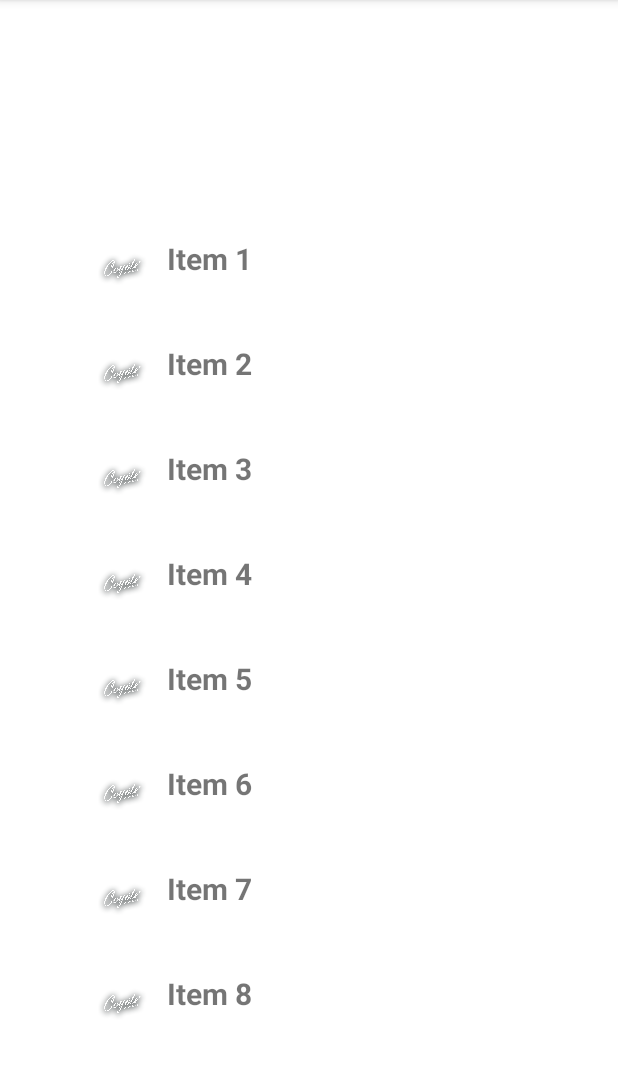
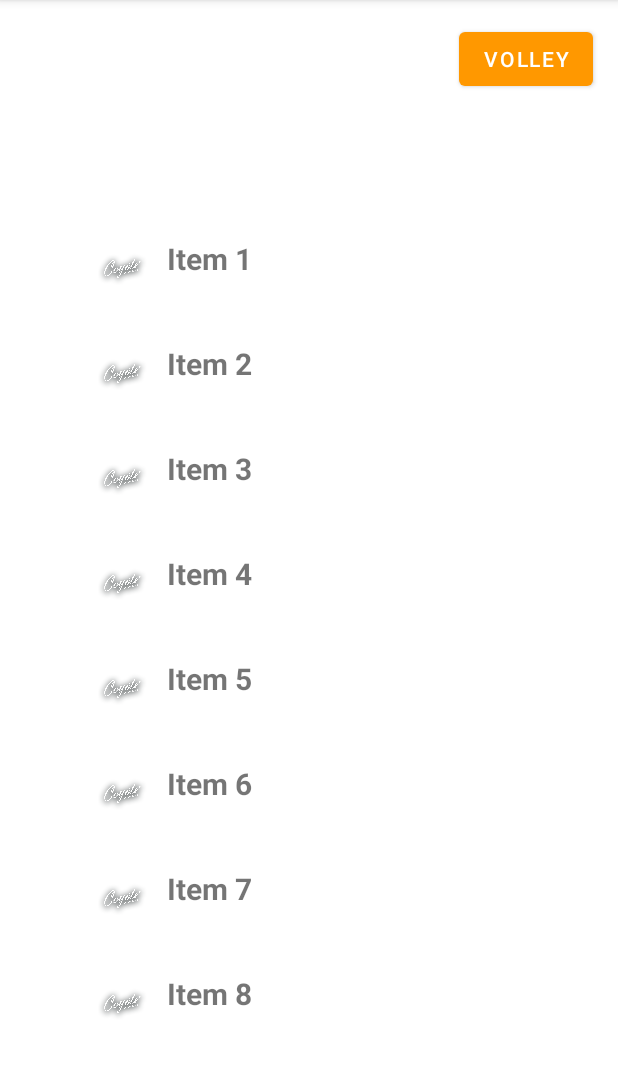
Before and after one commit to Asphar/AndroidERestaurant, an Android app: the MenuActivity screen opened directly, with no data from a screen before it, on a phone screen of 412 x 824 dp, the part 84-1161 px from its top. Run offline under Robolectric (Android 15) with nearby library versions, the phone set to English and light mode, and no system bars; our stand-ins replace Volley; 1 statement that could not run was skipped.

Commit message:
Web services using volley

```diff
--- a/app/src/main/AndroidManifest.xml
+++ b/app/src/main/AndroidManifest.xml
@@ -1,8 +1,9 @@
 <?xml version="1.0" encoding="utf-8"?>
 <manifest xmlns:android="http://schemas.android.com/apk/res/android"
     package="fr.isen.david.androiderestaurant">
-
+    <uses-permission android:name="android.permission.INTERNET"/>
     <application
+        android:usesCleartextTraffic="true"
         android:allowBackup="true"
         android:icon="@mipmap/ic_launcher"
         android:label="@string/app_name"
@@ -22,6 +23,7 @@
             android:name=".MenuActivity"
             android:exported="false">
         </activity>
+
     </application>
 
 </manifest>
--- a/app/src/main/res/layout/activity_menu.xml
+++ b/app/src/main/res/layout/activity_menu.xml
@@ -11,7 +11,7 @@
         android:layout_width="wrap_content"
         android:layout_height="wrap_content"
         android:text="Here is my text"
-        android:textSize="24sp"
+        android:textSize="10sp"
         app:layout_constraintBottom_toBottomOf="parent"
         app:layout_constraintEnd_toEndOf="parent"
         app:layout_constraintHorizontal_bias="0.183"
@@ -36,4 +36,16 @@
         tools:itemCount="5"
         tools:listitem="@layout/card_view_design" />
 
+    <Button
+        android:id="@+id/button4"
+        android:layout_width="wrap_content"
+        android:layout_height="wrap_content"
+        android:text="Volley"
+        app:layout_constraintBottom_toBottomOf="parent"
+        app:layout_constraintEnd_toEndOf="parent"
+        app:layout_constraintHorizontal_bias="0.949"
+        app:layout_constraintStart_toStartOf="parent"
+        app:layout_constraintTop_toTopOf="parent"
+        app:layout_constraintVertical_bias="0.021" />
+
 </androidx.constraintlayout.widget.ConstraintLayout>
--- a/build.gradle
+++ b/build.gradle
@@ -5,7 +5,7 @@ buildscript {
         mavenCentral()
     }
     dependencies {
-        classpath "com.android.tools.build:gradle:7.0.4"
+        classpath 'com.android.tools.build:gradle:7.1.0'
         classpath 'org.jetbrains.kotlin:kotlin-gradle-plugin:1.6.10'
 
         // NOTE: Do not place your application dependencies here; they belong
```
Also changed, not shown: app/build.gradle (+7 -0 lines), app/src/main/java/fr/isen/david/androiderestaurant/HomeActivity.kt (+14 -8 lines), app/src/main/java/fr/isen/david/androiderestaurant/MenuActivity.kt (+58 -0 lines), app/src/main/java/fr/isen/david/androiderestaurant/URLs.kt (added, +7 -0 lines), app/src/main/java/fr/isen/david/androiderestaurant/VolleySingleton.kt (added, +28 -0 lines), gradle/wrapper/gradle-wrapper.properties.
